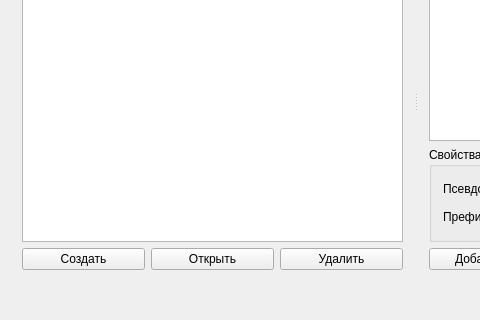
First picture: the form in resourceeditor.ui, repository kissofblood/September, before the edit; both pictures show x 0 to 480 and y 90 to 410 of the 1077 by 410 pixel window.
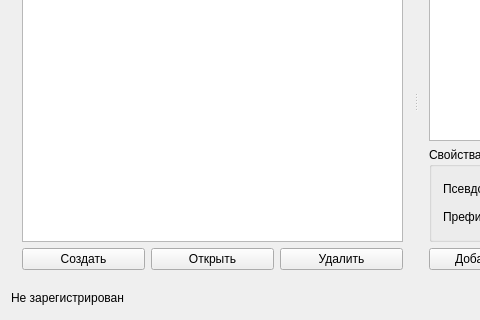
Second picture: the form after the edit.

Commit message: Обработал кнопку btnRegister в ResourceEditor

```diff
--- a/resourceeditor.ui
+++ b/resourceeditor.ui
@@ -169,6 +169,13 @@
    </item>
    <item>
     <layout class="QHBoxLayout" name="horizontalLayout_5">
+     <item>
+      <widget class="QLabel" name="lblRegister">
+       <property name="text">
+        <string>Не зарегистрирован</string>
+       </property>
+      </widget>
+     </item>
      <item>
       <spacer name="horizontalSpacer">
        <property name="orientation">
```
Left out of the diff: 2 changed lines with no effect on the pictures. The commit also changes 4 other files.
